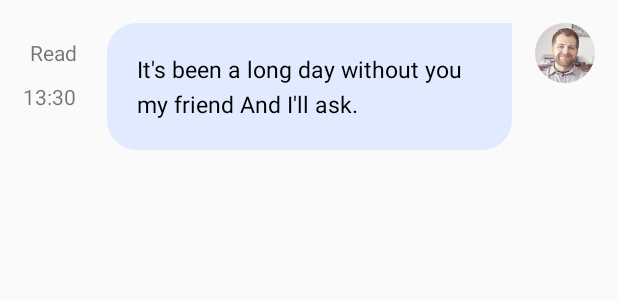
After one commit to moe-uxa/KarPooler, an Android app: the layout layout_sent_message.xml on its own in the app's theme, with its tools: preview values and no code run, on a phone screen of 412 x 824 dp. The commit adds this screen. Shown: the top 300 px of the screen. Run offline under Robolectric (Android 15) with nearby library versions, the phone set to English and light mode, and no system bars.

Commit message:
Trip Discussion Tap : building layout

```diff
--- /dev/null
+++ b/karpooler-android-app/app/src/main/res/drawable/sent_message_background.xml
@@ -0,0 +1,8 @@
+<?xml version="1.0" encoding="utf-8"?>
+<shape xmlns:android="http://schemas.android.com/apk/res/android">
+
+    <solid android:color="@color/sendMessageTextBackgroundColor" />
+    <corners android:topLeftRadius="20dp" android:topRightRadius="0dp" android:bottomRightRadius="20dp"
+        android:bottomLeftRadius="20dp"/>
+
+</shape>
--- /dev/null
+++ b/karpooler-android-app/app/src/main/res/layout/layout_sent_message.xml
@@ -0,0 +1,45 @@
+<?xml version="1.0" encoding="utf-8"?>
+<RelativeLayout xmlns:android="http://schemas.android.com/apk/res/android"
+    android:layout_width="wrap_content"
+    android:layout_height="wrap_content"
+    android:padding="15dp">
+
+    <de.hdodenhof.circleimageview.CircleImageView
+        android:id="@+id/imgv_user_image"
+        android:layout_width="40dp"
+        android:layout_height="40dp"
+        android:layout_alignParentRight="true"
+        android:src="@drawable/person1" />
+
+    <TextView
+        android:id="@+id/tv_message_text"
+        android:layout_width="270dp"
+        android:layout_height="wrap_content"
+        android:layout_alignTop="@+id/imgv_user_image"
+        android:layout_marginRight="15dp"
+        android:layout_toLeftOf="@+id/imgv_user_image"
+        android:background="@drawable/sent_message_background"
+        android:lineSpacingExtra="5dp"
+        android:padding="20dp"
+        android:text="It's been a long day without you my friend And I'll ask."
+        android:textSize="15sp"
+        android:textColor="@android:color/black"/>
+
+    <TextView
+        android:id="@+id/tv_message_state"
+        android:layout_width="wrap_content"
+        android:layout_height="wrap_content"
+        android:layout_marginRight="20dp"
+        android:layout_marginTop="10dp"
+        android:layout_toLeftOf ="@+id/tv_message_text"
+        android:text="Read" />
+
+    <TextView
+        android:id="@+id/tv_message_time"
+        android:layout_width="wrap_content"
+        android:layout_height="wrap_content"
+        android:layout_marginTop="10dp"
+        android:layout_below="@+id/tv_message_state"
+        android:text="13:30" />
+
+</RelativeLayout>
--- a/karpooler-android-app/app/src/main/res/values/colors.xml
+++ b/karpooler-android-app/app/src/main/res/values/colors.xml
@@ -30,5 +30,6 @@
 
     <!-- Trip Details -->
     <color name="colorTripDetailsTextColor">#383c46</color>
+    <color name="sendMessageTextBackgroundColor">#e1ebff</color>
 
 </resources>
--- a/karpooler-android-app/app/src/main/res/values/strings.xml
+++ b/karpooler-android-app/app/src/main/res/values/strings.xml
@@ -114,6 +114,7 @@
     <string name="passengers">Passengers</string>
     <string name="drivers">Drivers</string>
     <string name="seats_left">left</string>
+    <string name="type_messages">Type messages</string>
 
 
 </resources>
```
Also changed, not shown: karpooler-android-app/app/src/main/res/drawable/receiced_message_background.xml (added, +8 -0 lines), karpooler-android-app/app/src/main/res/layout/fragment_trip_discussion.xml (+61 -6 lines), karpooler-android-app/app/src/main/res/layout/layout_received_message.xml (added, +36 -0 lines).
